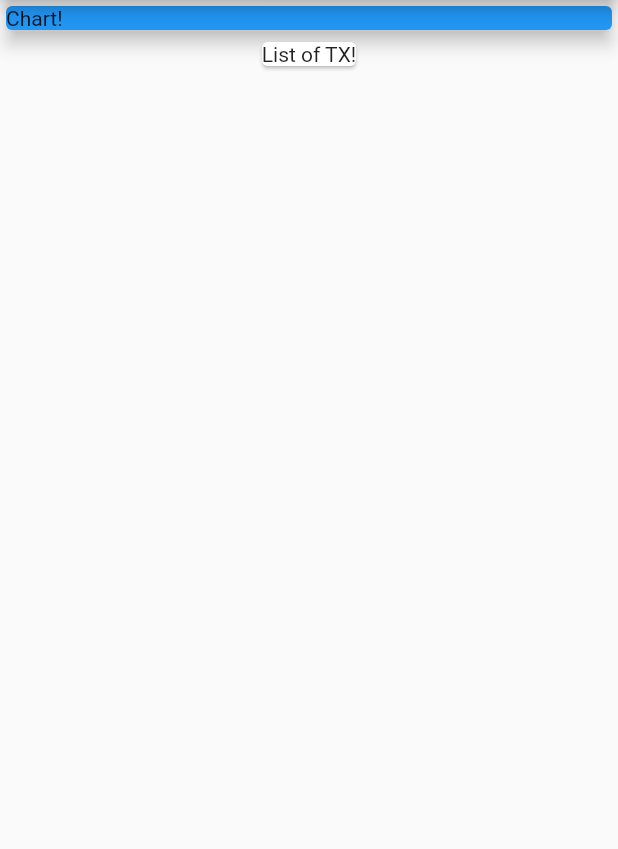
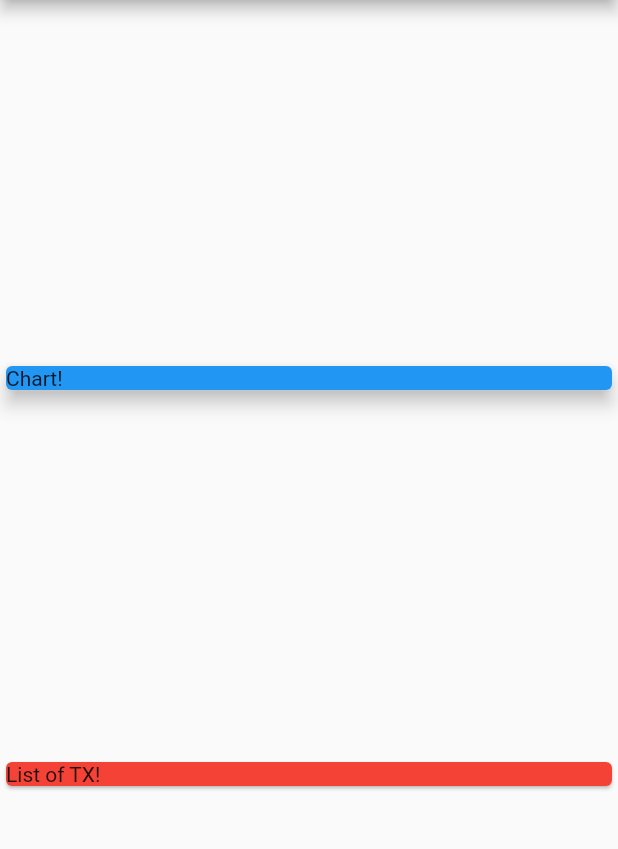
Before and after one commit to DavidCastelloBatet/expenses_control_f223, a Flutter app: the screen it shows after launch, on a phone screen of 412 x 824 dp, the part 84-933 px from its top. Run offline on Flutter 3.47's test engine with Material 2 defaults, Android fonts, the phone set to English and light mode, and no system bars.

Commit message:
73 understanding column alignment

```diff
--- a/lib/main.dart
+++ b/lib/main.dart
@@ -18,11 +18,14 @@ class MyApp extends StatelessWidget {
 class MyHomePage extends StatelessWidget {
   @override
   Widget build(BuildContext context) {
-    return Scaffold(
+    return SafeArea(
+      child: Scaffold(
         appBar: AppBar(
           title: Text('Expenses Control'),
         ),
         body: Column(
+          mainAxisAlignment: MainAxisAlignment.spaceEvenly,
+          crossAxisAlignment: CrossAxisAlignment.stretch,
           children: [
             Card(
               color: Colors.blue,
@@ -33,10 +36,12 @@ class MyHomePage extends StatelessWidget {
               ),
             ),
             Card(
+              color: Colors.red,
               child: Text('List of TX!'),
             ),
           ],
         ),
+      ),
     );
   }
 }
```
Lines whose indentation alone changed are shown as unchanged.
